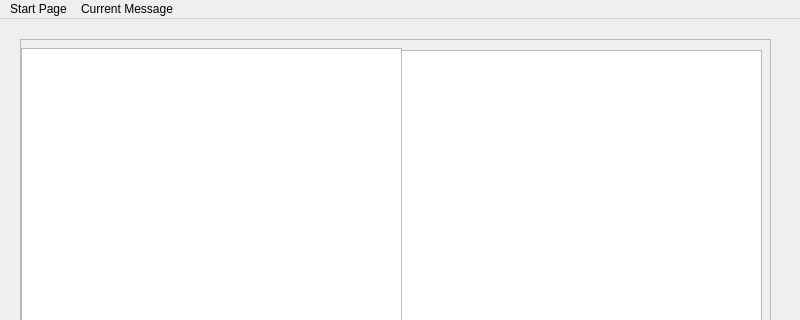
The window that UI FILES/InDialogChatApplication.ui (jeff00363/CSC-265-Messaging-Application) describes before a commit, drawn with Qt 5; both pictures show x 0 to 800 and y 0 to 320 of the 800 by 600 pixel window.
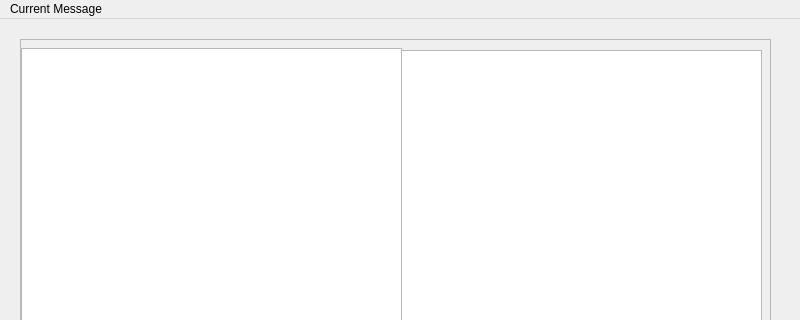
The same window after the commit.

What changed in the file:
```diff
--- a/UI FILES/InDialogChatApplication.ui
+++ b/UI FILES/InDialogChatApplication.ui
@@ -111,17 +111,11 @@
      <height>21</height>
     </rect>
    </property>
-   <widget class="QMenu" name="menuStart_Page">
-    <property name="title">
-     <string>Start Page</string>
-    </property>
-   </widget>
    <widget class="QMenu" name="menuCurrent_Message">
     <property name="title">
      <string>Current Message</string>
     </property>
    </widget>
-   <addaction name="menuStart_Page"/>
    <addaction name="menuCurrent_Message"/>
   </widget>
   <widget class="QStatusBar" name="statusbar"/>
```
Left out of the diff: 8 changed lines with no effect on the pictures.
